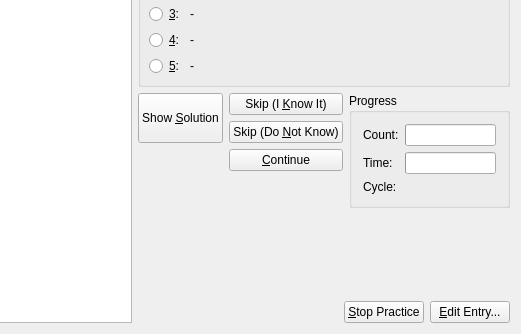
KDE/parley, file src/practice/MCQueryDlgForm.ui: the form before one commit; both pictures show x 88 to 609 and y 116 to 450 of the 609 by 450 pixel window.
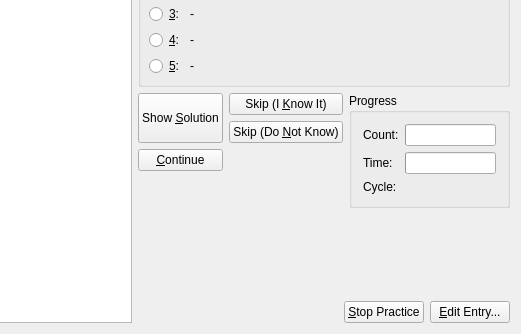
The form after the commit.

Commit message: Let the multiple choice practice show the solution after the right answer was chosen.

Diff of the .ui file:
```diff
--- a/src/practice/MCQueryDlgForm.ui
+++ b/src/practice/MCQueryDlgForm.ui
@@ -309,6 +309,13 @@
           </widget>
          </item>
          <item row="2" column="0" >
+          <widget class="QPushButton" name="continueButton" >
+           <property name="text" >
+            <string>&amp;Continue</string>
+           </property>
+          </widget>
+         </item>
+         <item row="2" column="1" >
           <spacer>
            <property name="orientation" >
             <enum>Qt::Horizontal</enum>
@@ -321,13 +328,6 @@
            </property>
           </spacer>
          </item>
-         <item row="2" column="1" >
-          <widget class="QPushButton" name="continueButton" >
-           <property name="text" >
-            <string>&amp;Continue</string>
-           </property>
-          </widget>
-         </item>
         </layout>
        </item>
        <item rowspan="2" row="0" column="1" >
```
The commit also changes 2 other files.
